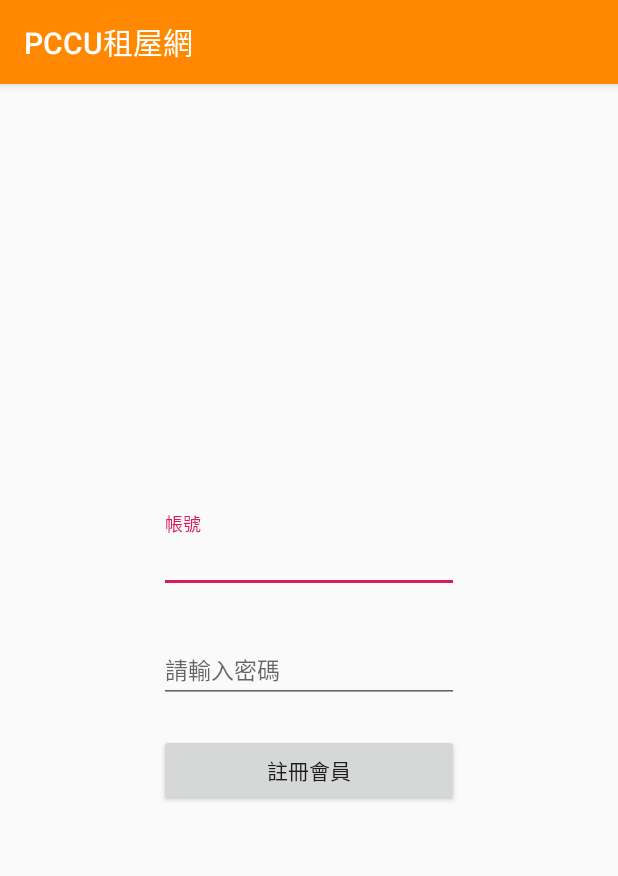
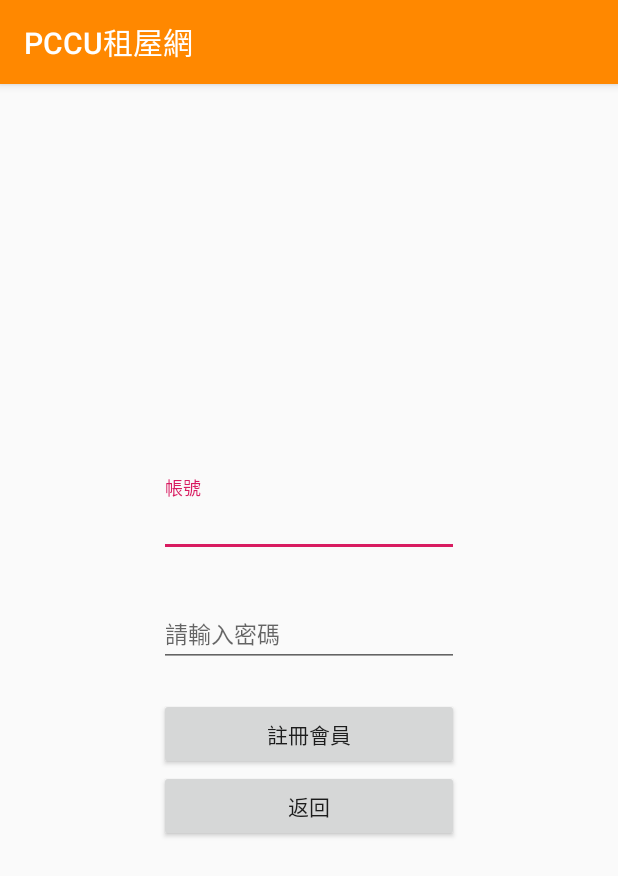
Before and after one commit to Jabo1209/PCCU, an Android app: the Registered screen opened directly, with no data from a screen before it, on a phone screen of 412 x 824 dp. Shown: the top 876 px of the screen. Run offline under Robolectric (Android 15) with nearby library versions, the phone set to English and light mode, and no system bars; our stand-ins replace Firebase (no records; nobody signed in at launch, a user with empty details on screens opened directly).

Commit message:
2019/4/20

```diff
--- a/app/build.gradle
+++ b/app/build.gradle
@@ -5,7 +5,7 @@ android {
     compileSdkVersion 28
     defaultConfig {
         applicationId "com.example.pccu"
-        minSdkVersion 15
+        minSdkVersion 17
         targetSdkVersion 28
         versionCode 1
         versionName "1.0"
--- a/app/src/main/java/com/example/pccu/Registered.java
+++ b/app/src/main/java/com/example/pccu/Registered.java
@@ -35,6 +35,12 @@ public class Registered extends AppCompatActivity {
         setContentView(R.layout.activity_registered);
         initView();
         initData();
+    }
+
+    public void Bt_back(View v){
+        Intent it = new Intent(Registered.this, MainActivity.class);
+        startActivity(it);
+        finish();
     }
 
     private void initData() {
--- a/app/src/main/java/com/example/pccu/Search.java
+++ b/app/src/main/java/com/example/pccu/Search.java
@@ -20,7 +20,7 @@ public class Search extends AppCompatActivity {
                 WindowManager.LayoutParams.FLAG_FULLSCREEN);
     }
 
-    public void click(View v){
+    public void Bt_back(View v){
         Intent it = new Intent(Search.this, MainActivity.class);
         startActivity(it);
         finish();
--- a/app/src/main/res/layout/activity_registered.xml
+++ b/app/src/main/res/layout/activity_registered.xml
@@ -4,23 +4,27 @@
     android:gravity="center"
     android:layout_width="match_parent"
     android:layout_height="match_parent">
+
     <android.support.design.widget.TextInputLayout
         android:id="@+id/account_layout"
         android:layout_width="200dp"
         android:layout_height="wrap_content">
+
         <EditText
             android:id="@+id/account_edit"
+            android:layout_width="match_parent"
+            android:layout_height="wrap_content"
+            android:layout_alignStart="@+id/account_layout"
             android:hint="@string/account"
-            android:textSize="15sp"
             android:textColor="#000000"
-            android:layout_width="match_parent"
-            android:layout_height="wrap_content" />
+            android:textSize="15sp" />
     </android.support.design.widget.TextInputLayout>
     <android.support.design.widget.TextInputLayout
         android:layout_below="@id/account_layout"
         android:id="@+id/password_layout"
         android:layout_width="200dp"
         android:layout_height="wrap_content">
+
         <EditText
             android:id="@+id/password_edit"
             android:hint="@string/password"
@@ -28,11 +32,20 @@
             android:textColor="#000000"
             android:layout_width="match_parent"
             android:layout_height="wrap_content" />
+
     </android.support.design.widget.TextInputLayout>
     <Button
-        android:layout_below="@id/password_layout"
+        android:id="@+id/signup_button"
         android:text="@string/signup"
-        android:id="@+id/signup_button"
         android:layout_width="200dp"
-        android:layout_height="wrap_content" />
+        android:layout_height="wrap_content"
+        android:layout_below="@id/password_layout"/>
+
+    <Button
+        android:id="@+id/button"
+        android:layout_width="200dp"
+        android:layout_height="wrap_content"
+        android:layout_below="@id/signup_button"
+        android:text="@string/bt_back"
+        android:onClick="Bt_back" />
 </RelativeLayout>
--- a/app/src/main/res/layout/activity_search.xml
+++ b/app/src/main/res/layout/activity_search.xml
@@ -30,7 +30,7 @@
         android:layout_marginStart="16dp"
         android:layout_marginTop="8dp"
         android:contentDescription="@string/tv8"
-        android:onClick="click"
+        android:onClick="Bt_back"
         app:layout_constraintBottom_toBottomOf="@+id/textView7"
         app:layout_constraintStart_toStartOf="parent"
         app:layout_constraintTop_toTopOf="@+id/textView7"
--- a/app/src/main/res/values/strings.xml
+++ b/app/src/main/res/values/strings.xml
@@ -18,4 +18,5 @@
     <string name="plz_input_pw">請輸入密碼</string>
     <string name="register_success">註冊成功</string>
     <string name="signout">登出</string>
+    <string name="bt_back">返回</string>
 </resources>
```
Also changed, not shown: app/src/main/java/com/example/pccu/Signin.java (line endings or trailing spaces).
